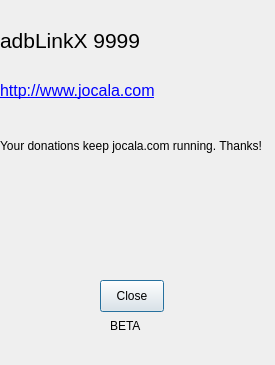
First picture: the form in about.ui, repository Eliminater74/adblink, before the edit.
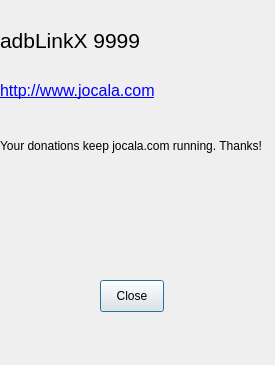
Second picture: the form after the edit. Icons and pictures are not drawn.

```diff
--- a/about.ui
+++ b/about.ui
@@ -133,19 +133,6 @@
     <enum>Qt::PlainText</enum>
    </property>
   </widget>
-  <widget class="QLabel" name="betaLabel">
-   <property name="geometry">
-    <rect>
-     <x>110</x>
-     <y>318</y>
-     <width>32</width>
-     <height>16</height>
-    </rect>
-   </property>
-   <property name="text">
-    <string>BETA</string>
-   </property>
-  </widget>
  </widget>
  <resources/>
  <connections>
```
